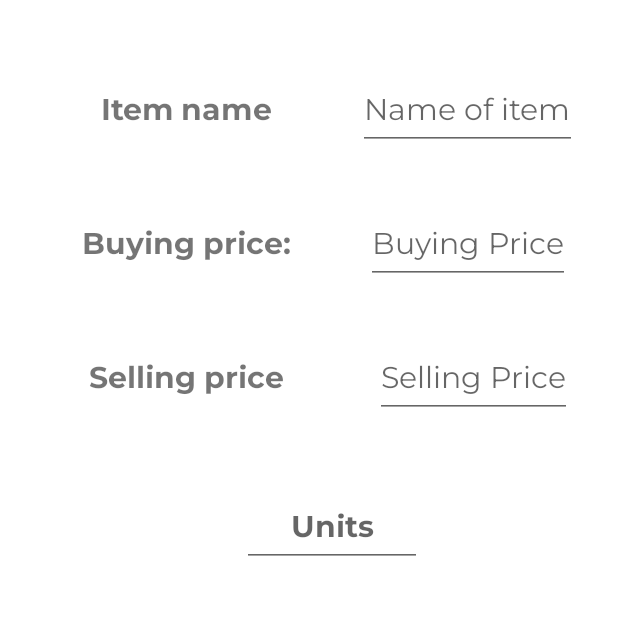
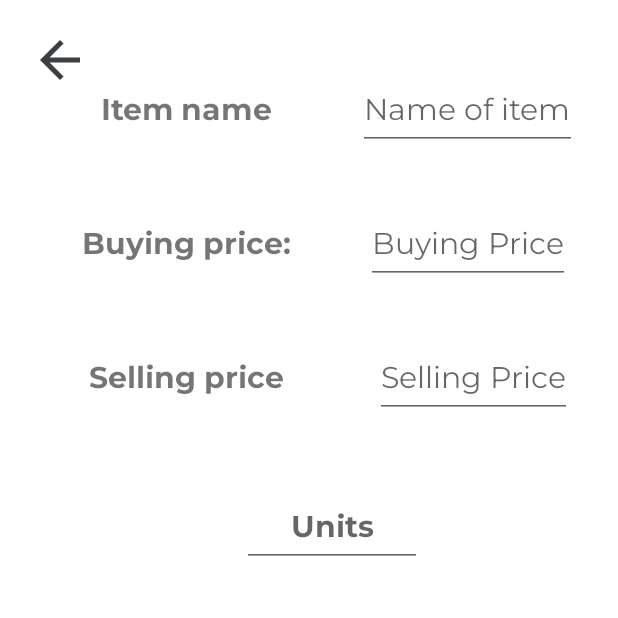
Before and after one commit to Kagiri11/Room-Inventory-System, an Android app: the AddStockFragment screen opened through its navigation route, on a phone screen of 412 x 824 dp, the top half of it. Run offline under Robolectric (Android 15) with nearby library versions, the phone set to English and light mode, and no system bars; our stand-ins replace Dagger/Hilt's generated code, data binding; Roboto replaces fonts that are not available here.

Commit message:
fix: Corrected navigation to the imageview instead of after every addition

```diff
--- a/app/src/main/java/com/example/myshop/repositories/ShopRepository.kt
+++ b/app/src/main/java/com/example/myshop/repositories/ShopRepository.kt
@@ -10,9 +10,9 @@ class ShopRepository
 ) : ShopRepo {
 
     override suspend fun addItem(item: Item)=shopDao.addItem(item)
-
     override suspend fun deleteItem(item: Item)=shopDao.deleteItem(item)
-
     override suspend fun getItems()=shopDao.getItems()
 
+    suspend fun searchItemsByName(itemName : String) = shopDao.searchItemsByName(itemName)
+
 }
--- a/app/src/main/java/com/example/myshop/ui/stock/AddStockFragment.kt
+++ b/app/src/main/java/com/example/myshop/ui/stock/AddStockFragment.kt
@@ -42,11 +42,14 @@ class AddStockFragment : Fragment() {
             updateStockCart()
 
             lifecycleScope.launch {
+                delay(2500)
                 Toast.makeText(requireContext(),"Your stock of $itemName has been added",Toast.LENGTH_SHORT).show()
-                delay(2500)
-                findNavController().navigateUp()
             }
 
+        }
+
+        binding.ivBack.setOnClickListener {
+            findNavController().navigateUp()
         }
         return binding.root
     }
--- /dev/null
+++ b/app/src/main/res/drawable/ic_back.xml
@@ -0,0 +1,5 @@
+<vector android:height="24dp" android:tint="#3C3F41"
+    android:viewportHeight="24" android:viewportWidth="24"
+    android:width="24dp" xmlns:android="http://schemas.android.com/apk/res/android">
+    <path android:fillColor="@android:color/white" android:pathData="M20,11H7.83l5.59,-5.59L12,4l-8,8 8,8 1.41,-1.41L7.83,13H20v-2z"/>
+</vector>
--- a/app/src/main/res/layout/fragment_add_stock.xml
+++ b/app/src/main/res/layout/fragment_add_stock.xml
@@ -11,6 +11,19 @@
         android:layout_width="match_parent"
         android:layout_height="match_parent"
         tools:context=".ui.stock.AddStockFragment">
+
+        <ImageView
+            android:id="@+id/iv_back"
+            android:layout_width="40dp"
+            android:layout_height="40dp"
+            android:src="@drawable/ic_back"
+            app:layout_constraintTop_toTopOf="parent"
+            app:layout_constraintStart_toStartOf="parent"
+            android:layout_marginStart="20dp"
+            android:layout_marginTop="20dp"/>
+
+
+
 
         <TextView
             android:id="@+id/tv_stock_name"
```
Also changed, not shown: app/src/main/java/com/example/myshop/data/ShopDatabaseDao.kt (+2 -5 lines), app/src/main/java/com/example/myshop/ui/sell/SellFragment.kt (+27 -7 lines), app/src/main/java/com/example/myshop/ui/sell/SellViewModel.kt (+9 -5 lines).
